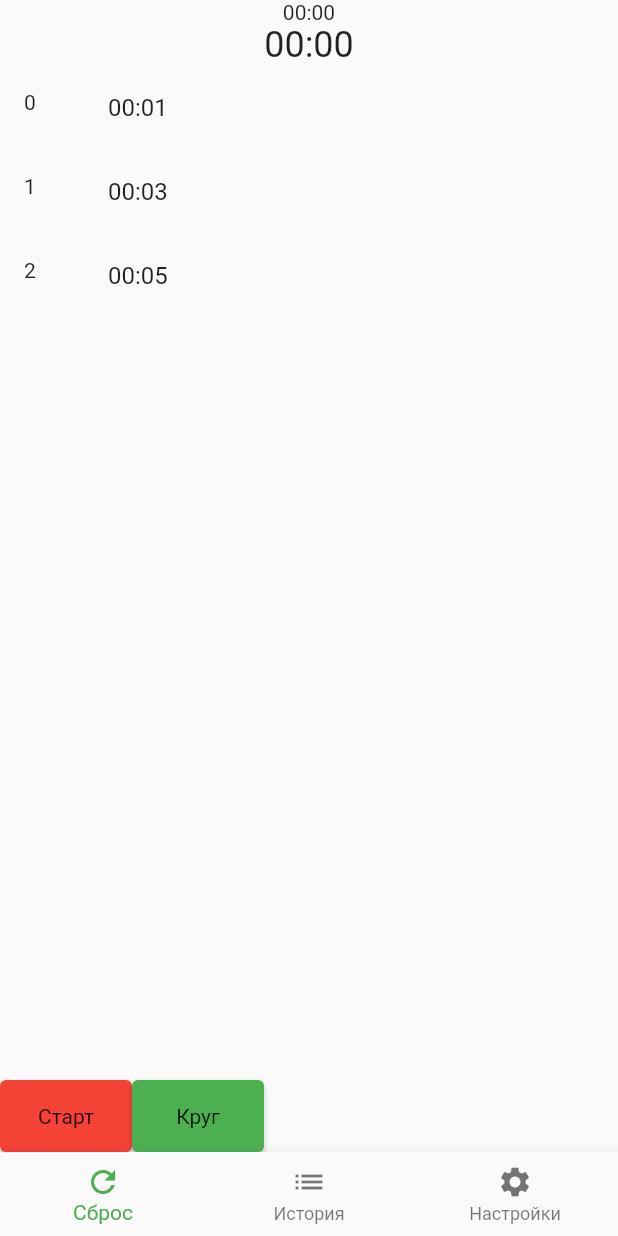
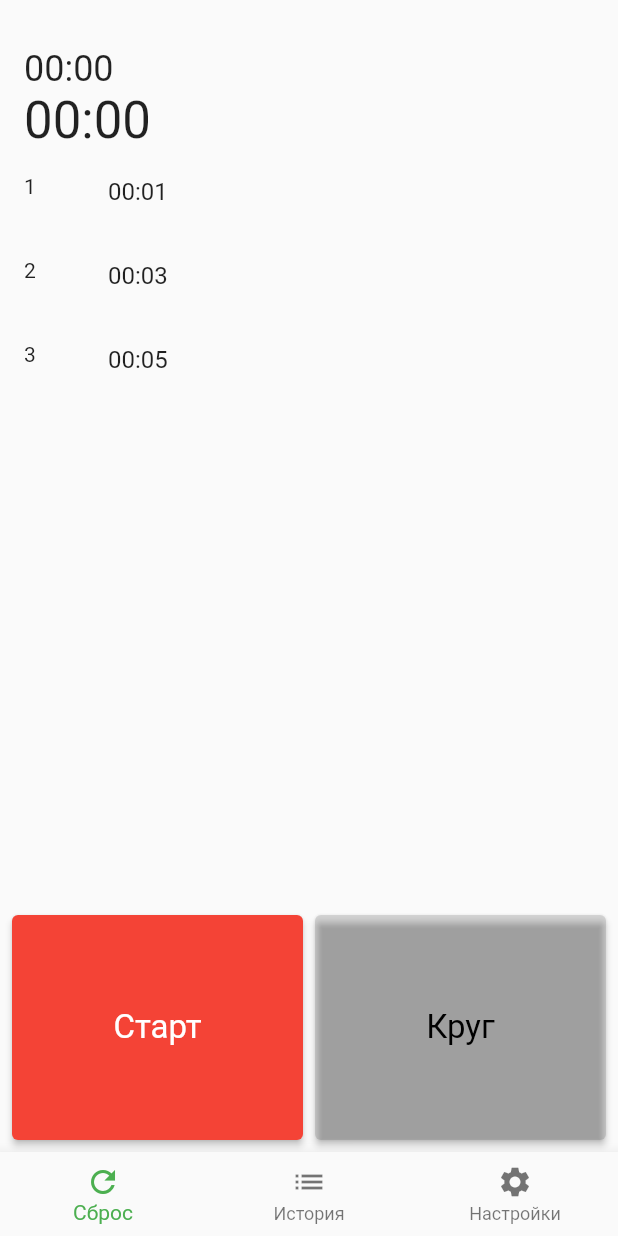
Before and after one commit to flankb/stopwatch-flutter, a Flutter app: the screen it shows after launch, on a phone screen of 412 x 824 dp. Run offline on Flutter 3.47's test engine with Material 2 defaults, Android fonts, the phone set to English and light mode, and no system bars; our stand-ins replace after_layout, bloc, csv, equatable, moor, moor_ffi; missing offline and left inert: flutter_widgets, launch_review, preferences, rate_my_app; generated files the repository leaves out were written again; project files that could hold a hidden picture were left out.

Commit message:
Корректировка интерфейса

```diff
--- a/lib/widgets/stopwatch_body.dart
+++ b/lib/widgets/stopwatch_body.dart
@@ -7,60 +7,77 @@ class StopwatchBody extends StatelessWidget {
 
     return Column(
       children: <Widget>[
-        Container(
+        Padding(
+          padding: const EdgeInsets.fromLTRB(16, 32, 0, 0),
+          child: Align(
+            alignment: Alignment.centerLeft,
             child: Column(
+              crossAxisAlignment: CrossAxisAlignment.start,
               children: <Widget>[
-              Text("00:00", style: TextStyle(
-                fontSize: 14
-              ),),
-              Text("00:00", style: TextStyle(
-                fontSize: 24
-              ),)
+                Text(
+                  "00:00",
+                  style: TextStyle(fontSize: 24),
+                ),
+                Text(
+                  "00:00",
+                  style: TextStyle(fontSize: 34),
+                )
               ],
+            ),
           ),
         ),
         Expanded(
           child: ListView.builder(
             itemCount: items.length,
             itemBuilder: (BuildContext context, int index) {
-              return ListTile(
-                leading: Text(index.toString()),
-                  title: Text(items[index]));
+              return ListTile(leading: Text((index + 1).toString()), title: Text(items[index]));
             },
           ),
         ),
         Row(
           children: <Widget>[
-            Column(
-              children: <Widget>[
-                RawMaterialButton(
-                  child: Padding(padding: EdgeInsets.all(16),
-                    child: Text("Старт"),
+            Expanded(
+                flex: 1,
+                child: Padding(
+                  padding: const EdgeInsets.fromLTRB(8, 8, 4, 8),
+                  child: SizedBox(
+                    height: 150,
+                    child: RawMaterialButton(
+                      child: Padding(
+                        padding: EdgeInsets.all(16),
+                        child: Text("Старт", style: TextStyle(
+                          fontSize: 22, color: Colors.white
+                        ),),
                       ),
                       onPressed: () {},
                       fillColor: Colors.red,
                       shape: RoundedRectangleBorder(
                         borderRadius: BorderRadius.all(Radius.circular(4)),
                       ),
-                )
-              ],
                     ),
-            Column(
-              children: <Widget>[
-                RawMaterialButton(
-
-                  child: Padding(padding: EdgeInsets.all(16),
-                    child: Text("Круг"),
-
+                  ),
+                )),
+            Expanded(
+                flex: 1,
+                child: Padding(
+                  padding: const EdgeInsets.fromLTRB(4, 8, 8, 8),
+                  child: SizedBox(
+                    height: 150,
+                    child: RawMaterialButton(
+                      child: Padding(
+                        padding: EdgeInsets.all(16),
+                        child: Text("Круг", style: TextStyle(
+                            fontSize: 22, color: Colors.black
+                        )),
                       ),
                       onPressed: () {},
-                  fillColor: Theme.of(context).primaryColor,
+                      fillColor: Colors.black12,
                       shape: RoundedRectangleBorder(
                         borderRadius: BorderRadius.all(Radius.circular(4)),
                       ),
-                )
-              ],
-            )
+                    ),
+                  ),
+                ))
           ],
         ),
       ],
```
Lines whose indentation alone changed are shown as unchanged.
